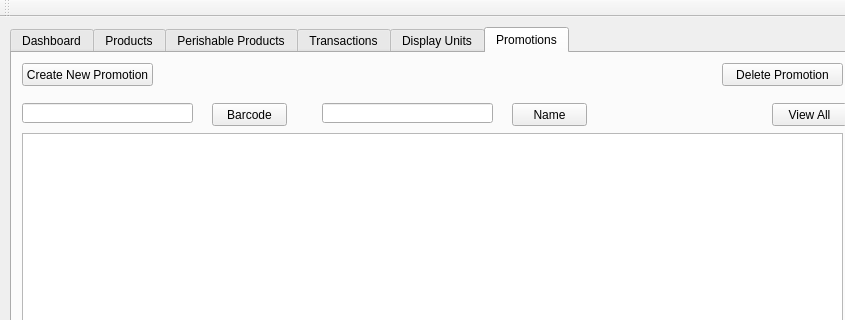
Above: MainWindow.ui from Obwoya/retailGUI before the change; both pictures show x 0 to 845 and y 0 to 320 of the 1000 by 620 pixel window. Below: the same form after it.
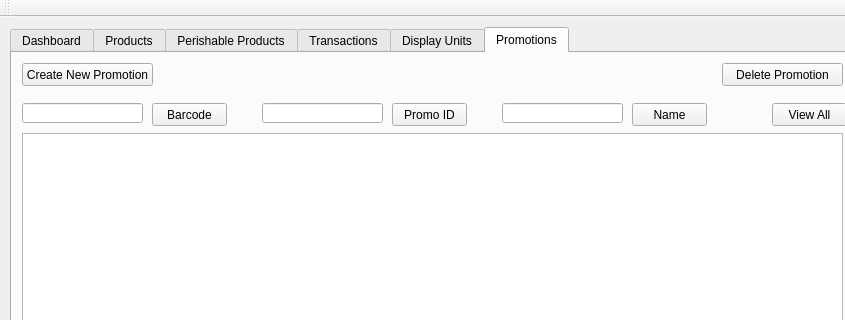
That is the form after the change. The open tabs and pages were chosen to show the change.

Commit message: Connected all view and search buttons to output. Yet to implement paging

What changed in the file:
```diff
--- a/MainWindow.ui
+++ b/MainWindow.ui
@@ -512,7 +512,7 @@
         <widget class="QPushButton" name="searchbarcode_promo">
          <property name="geometry">
           <rect>
-           <x>200</x>
+           <x>140</x>
            <y>50</y>
            <width>75</width>
            <height>23</height>
@@ -525,7 +525,7 @@
         <widget class="QPushButton" name="searchname_promo">
          <property name="geometry">
           <rect>
-           <x>500</x>
+           <x>620</x>
            <y>50</y>
            <width>75</width>
            <height>23</height>
@@ -558,12 +558,12 @@
           <string>View All</string>
          </property>
         </widget>
-        <widget class="QLineEdit" name="lineEdit_2_promo">
+        <widget class="QLineEdit" name="lineEdit_3_promo">
          <property name="geometry">
           <rect>
-           <x>310</x>
+           <x>490</x>
            <y>50</y>
-           <width>171</width>
+           <width>121</width>
            <height>20</height>
           </rect>
          </property>
@@ -573,7 +573,7 @@
           <rect>
            <x>10</x>
            <y>50</y>
-           <width>171</width>
+           <width>121</width>
            <height>20</height>
           </rect>
          </property>
@@ -630,6 +630,29 @@
           <string>Delete Promotion</string>
          </property>
         </widget>
+        <widget class="QLineEdit" name="lineEdit_2_promo">
+         <property name="geometry">
+          <rect>
+           <x>250</x>
+           <y>50</y>
+           <width>121</width>
+           <height>20</height>
+          </rect>
+         </property>
+        </widget>
+        <widget class="QPushButton" name="searchpromo_promo">
+         <property name="geometry">
+          <rect>
+           <x>380</x>
+           <y>50</y>
+           <width>75</width>
+           <height>23</height>
+          </rect>
+         </property>
+         <property name="text">
+          <string>Promo ID</string>
+         </property>
+        </widget>
        </widget>
       </widget>
      </item>
```
Left out of the diff: 5 changed lines with no effect on the pictures. The commit also changes 7 other files.
